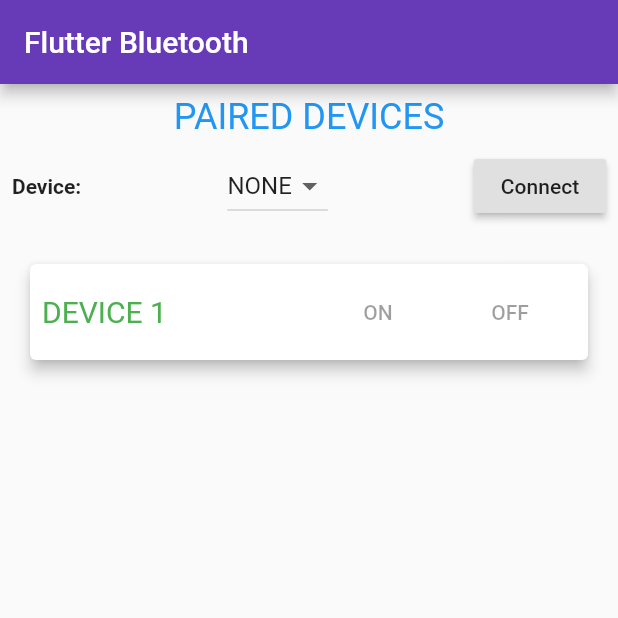
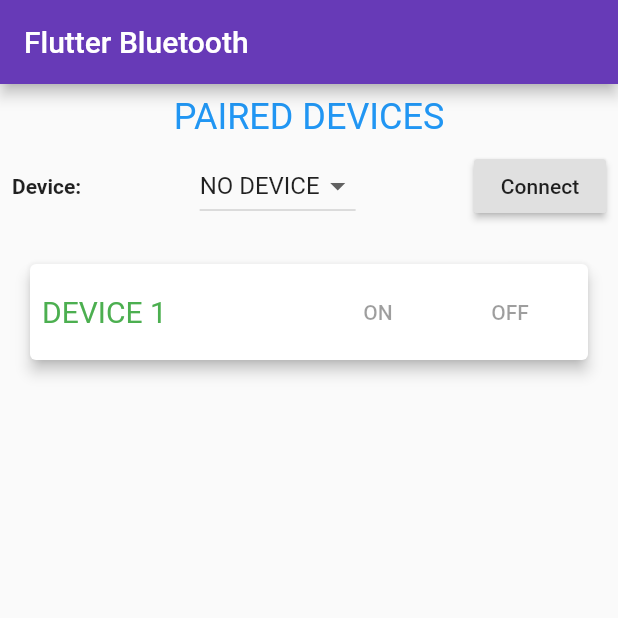
Before and after one commit to PasqualyD/Blutooth, a Flutter app: the screen it shows after launch, on a phone screen of 412 x 824 dp, the top half of it. Run offline on Flutter 3.47's test engine with Material 2 defaults, Android fonts, the phone set to English and light mode, and no system bars; our stand-ins replace flutter_bluetooth_serial.

Commit message:
just commiting for fun

```diff
--- a/lib/bluetoothapp.dart
+++ b/lib/bluetoothapp.dart
@@ -77,7 +77,7 @@ class _BluetoothAppState extends State<BluetoothApp> {
     List<DropdownMenuItem<BluetoothDevice>> items = [];
     if (_devicesList.isEmpty) {
       items.add(DropdownMenuItem(
-        child: Text('NONE'),
+        child: Text('NO DEVICE'),
       ));
     } else {
       _devicesList.forEach((device) {
```
